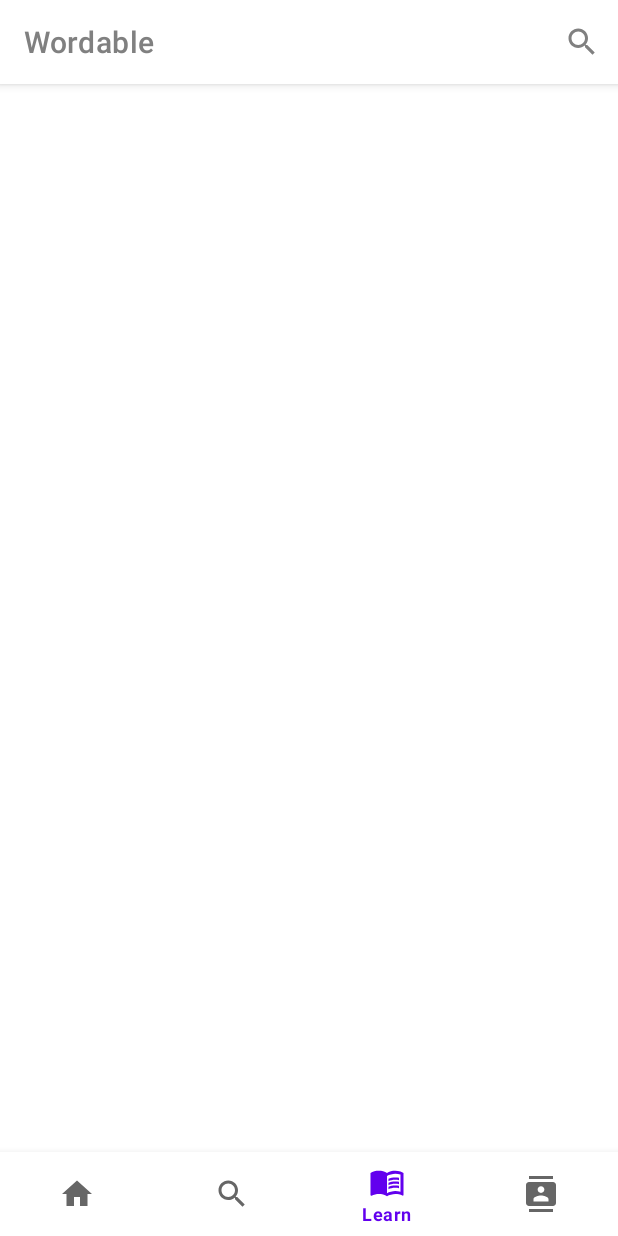
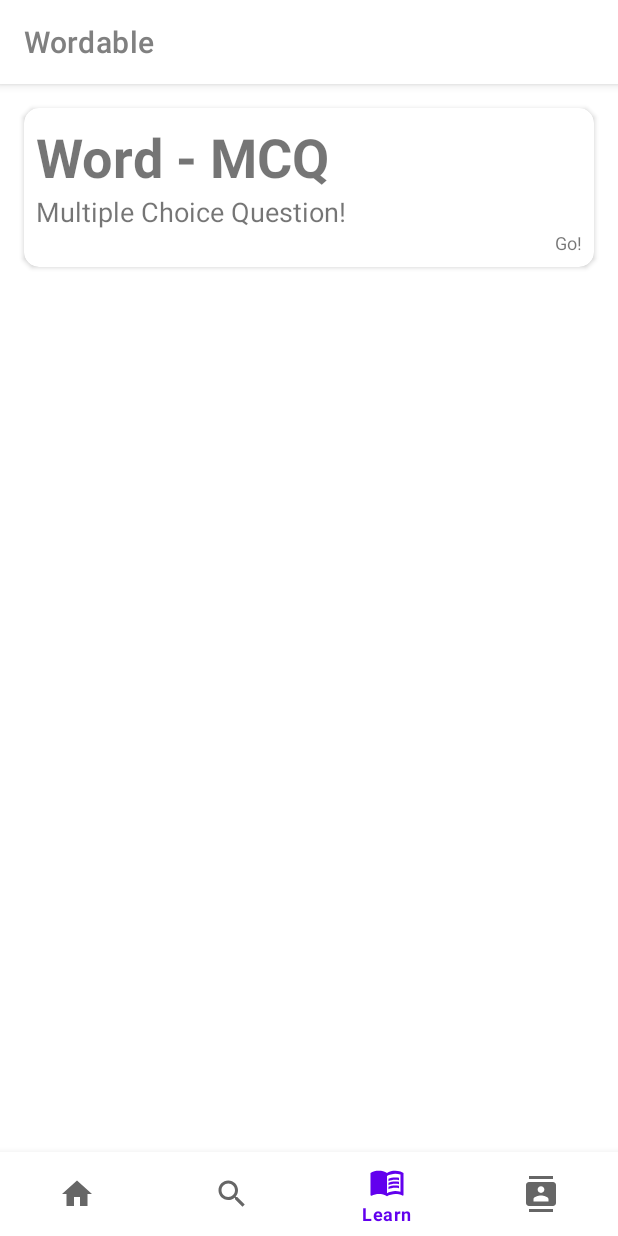
Before and after one commit to KangDroid/MP_HW, an Android app: the HomeActivity screen opened directly, with no data from a screen before it, item 3 of the bottom bar chosen, on a phone screen of 412 x 824 dp. Run offline under Robolectric (Android 15) with nearby library versions, the phone set to English and light mode, and no system bars; our stand-ins replace Dagger/Hilt's generated code, Room's generated code.

Commit message:
Add entry point for learning

```diff
--- /dev/null
+++ b/app/src/main/java/com/kangdroid/vocabapplication/data/entity/question/LearnList.kt
@@ -0,0 +1,11 @@
+package com.kangdroid.vocabapplication.data.entity.question
+
+enum class QuestionIdentifier {
+    QUESTION_DEFAULT, QUESTION_MCQ
+}
+
+data class LearnList(
+    var questionTitle: String,
+    var questionDetails: String,
+    var questionIdentifier: QuestionIdentifier = QuestionIdentifier.QUESTION_DEFAULT
+)
--- /dev/null
+++ b/app/src/main/java/com/kangdroid/vocabapplication/recycler/LearnRecyclerAdapter.kt
@@ -0,0 +1,36 @@
+package com.kangdroid.vocabapplication.recycler
+
+import android.view.LayoutInflater
+import android.view.ViewGroup
+import androidx.recyclerview.widget.RecyclerView
+import com.kangdroid.vocabapplication.data.entity.question.LearnList
+import com.kangdroid.vocabapplication.data.entity.question.QuestionIdentifier
+import com.kangdroid.vocabapplication.databinding.LearnRowBinding
+
+class LearnRecyclerAdapter: RecyclerView.Adapter<LearnRecyclerAdapter.LearnRecyclerViewHolder>() {
+    private val questionTypeList: List<LearnList> = listOf(
+        LearnList(
+            questionTitle = "Word - MCQ",
+            questionDetails = "Multiple Choice Question!",
+            questionIdentifier = QuestionIdentifier.QUESTION_MCQ
+        )
+    )
+    inner class LearnRecyclerViewHolder(private val learnRowBinding: LearnRowBinding): RecyclerView.ViewHolder(learnRowBinding.root) {
+        fun bind(learnList: LearnList) {
+            learnRowBinding.questionTitle.text = learnList.questionTitle
+            learnRowBinding.questionDetails.text = learnList.questionDetails
+        }
+    }
+
+    override fun onCreateViewHolder(parent: ViewGroup, viewType: Int): LearnRecyclerViewHolder {
+        return LearnRecyclerViewHolder(
+            LearnRowBinding.inflate(LayoutInflater.from(parent.context), parent, false)
+        )
+    }
+
+    override fun onBindViewHolder(holder: LearnRecyclerViewHolder, position: Int) {
+        holder.bind(questionTypeList[position])
+    }
+
+    override fun getItemCount(): Int = questionTypeList.size
+}
--- a/app/src/main/java/com/kangdroid/vocabapplication/view/HomeActivity.kt
+++ b/app/src/main/java/com/kangdroid/vocabapplication/view/HomeActivity.kt
@@ -29,6 +29,10 @@ class HomeActivity: AppCompatActivity() {
     @Inject
     lateinit var profileFragment: ProfileFragment
 
+    // Learn Fragment
+    @Inject
+    lateinit var learnFragment: LearnFragment
+
     override fun onCreate(savedInstanceState: Bundle?) {
         super.onCreate(savedInstanceState)
         setContentView(activityHomeBinding.root)
@@ -54,6 +58,8 @@ class HomeActivity: AppCompatActivity() {
                     true
                 }
                 R.id.learnPage -> {
+                    Log.d(logTag, "Initiating LearnFragment")
+                    commitFragment(learnFragment)
                     true
                 }
                 R.id.profilePage -> {
--- /dev/null
+++ b/app/src/main/java/com/kangdroid/vocabapplication/view/LearnFragment.kt
@@ -0,0 +1,48 @@
+package com.kangdroid.vocabapplication.view
+
+import android.os.Bundle
+import android.view.LayoutInflater
+import android.view.View
+import android.view.ViewGroup
+import androidx.fragment.app.Fragment
+import androidx.recyclerview.widget.LinearLayoutManager
+import com.kangdroid.vocabapplication.databinding.FragmentLearnBinding
+import com.kangdroid.vocabapplication.recycler.LearnRecyclerAdapter
+import dagger.hilt.android.AndroidEntryPoint
+import javax.inject.Inject
+
+@AndroidEntryPoint
+class LearnFragment @Inject constructor(): Fragment() {
+    // View Binding
+    private var _fragmentLearnBinding: FragmentLearnBinding? = null
+    private val fragmentLearnBinding: FragmentLearnBinding get() = _fragmentLearnBinding!!
+
+    // Recycler Adapter
+    private val learnRecyclerAdapter: LearnRecyclerAdapter = LearnRecyclerAdapter()
+
+    override fun onCreateView(
+        inflater: LayoutInflater,
+        container: ViewGroup?,
+        savedInstanceState: Bundle?
+    ): View {
+        _fragmentLearnBinding = FragmentLearnBinding.inflate(inflater, container, false)
+        return fragmentLearnBinding.root
+    }
+
+    override fun onViewCreated(view: View, savedInstanceState: Bundle?) {
+        super.onViewCreated(view, savedInstanceState)
+
+        // Init Recycler View
+        initRecycler()
+    }
+
+    override fun onDestroyView() {
+        super.onDestroyView()
+        _fragmentLearnBinding = null
+    }
+
+    private fun initRecycler() {
+        fragmentLearnBinding.learnRecyclerView.adapter = learnRecyclerAdapter
+        fragmentLearnBinding.learnRecyclerView.layoutManager = LinearLayoutManager(requireContext(), LinearLayoutManager.VERTICAL, false)
+    }
+}
--- /dev/null
+++ b/app/src/main/res/layout/fragment_learn.xml
@@ -0,0 +1,13 @@
+<?xml version="1.0" encoding="utf-8"?>
+<LinearLayout xmlns:android="http://schemas.android.com/apk/res/android"
+    xmlns:app="http://schemas.android.com/apk/res-auto"
+    xmlns:tools="http://schemas.android.com/tools"
+    android:layout_width="match_parent"
+    android:layout_height="match_parent">
+
+    <androidx.recyclerview.widget.RecyclerView
+        android:id="@+id/learnRecyclerView"
+        android:layout_width="match_parent"
+        android:layout_height="wrap_content" />
+
+</LinearLayout>
--- /dev/null
+++ b/app/src/main/res/layout/learn_row.xml
@@ -0,0 +1,39 @@
+<?xml version="1.0" encoding="utf-8"?>
+<androidx.cardview.widget.CardView
+    xmlns:android="http://schemas.android.com/apk/res/android"
+    xmlns:app="http://schemas.android.com/apk/res-auto"
+    android:layout_width="match_parent"
+    android:layout_height="wrap_content"
+    android:layout_margin="16dp"
+    app:cardCornerRadius="10dp">
+
+    <LinearLayout
+        android:layout_width="match_parent"
+        android:layout_height="wrap_content"
+        android:padding="8dp"
+        android:orientation="vertical">
+
+        <TextView
+            android:id="@+id/questionTitle"
+            android:layout_width="match_parent"
+            android:layout_height="wrap_content"
+            android:textSize="36sp"
+            android:textStyle="bold"
+            android:text="@string/question_title_default" />
+
+        <TextView
+            android:id="@+id/questionDetails"
+            android:layout_width="match_parent"
+            android:layout_height="wrap_content"
+            android:textSize="18sp"
+            android:text="@string/question_details_default" />
+
+        <TextView
+            android:layout_width="match_parent"
+            android:layout_height="wrap_content"
+            android:textSize="12sp"
+            android:textAlignment="viewEnd"
+            android:text="@string/go" />
+    </LinearLayout>
+
+</androidx.cardview.widget.CardView>
--- a/app/src/main/res/values/strings.xml
+++ b/app/src/main/res/values/strings.xml
@@ -47,4 +47,9 @@
     <string name="input_new_password_check">Enter new password again</string>
     <string name="button_ok">Confirm</string>
     <string name="button_cancel">Cancel</string>
+
+    <!-- Learn -->
+    <string name="question_title_default">Default Question Title</string>
+    <string name="question_details_default">Default Question Details</string>
+    <string name="go">Go!</string>
 </resources>
```
